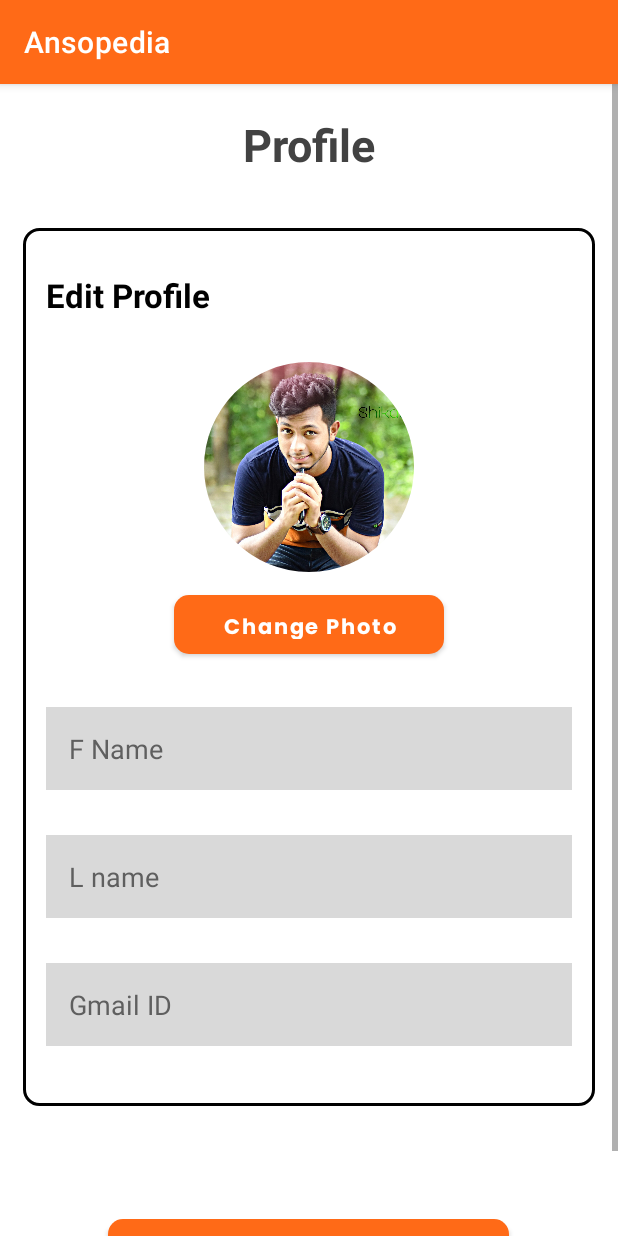
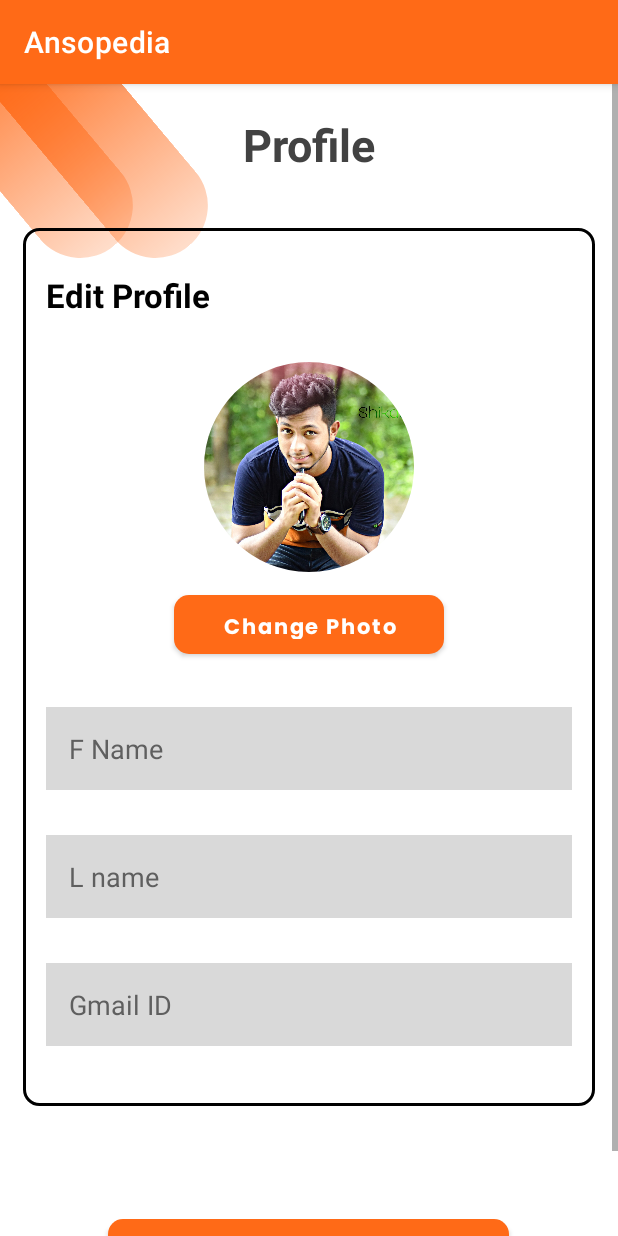
Before and after one commit to Shahbibek/Ansopedia, an Android app: the EditProfileActivity screen opened directly, with no data from a screen before it, on a phone screen of 412 x 824 dp. Run offline under Robolectric (Android 15) with nearby library versions, the phone set to English and light mode, and no system bars.

Commit message:
edit_profile_updated

```diff
--- a/app/src/main/res/layout/activity_edit_profile.xml
+++ b/app/src/main/res/layout/activity_edit_profile.xml
@@ -8,6 +8,26 @@
     <RelativeLayout
         android:layout_width="match_parent"
         android:layout_height="wrap_content">
+
+        <androidx.constraintlayout.utils.widget.MotionLabel
+            android:layout_width="190dp"
+            android:layout_height="70dp"
+            android:layout_marginLeft="-30dp"
+            android:background="@drawable/ovalshape"
+            android:rotation="50"
+            android:text="">
+
+        </androidx.constraintlayout.utils.widget.MotionLabel>
+
+        <androidx.constraintlayout.utils.widget.MotionLabel
+            android:layout_width="190dp"
+            android:layout_height="70dp"
+            android:layout_marginLeft="-80dp"
+            android:background="@drawable/ovalshape"
+            android:rotation="50"
+            android:text="">
+
+        </androidx.constraintlayout.utils.widget.MotionLabel>
 
 
         <TextView
```
Also changed, not shown: app/src/main/res/layout/activity_contact_us.xml (+21 -0 lines).
